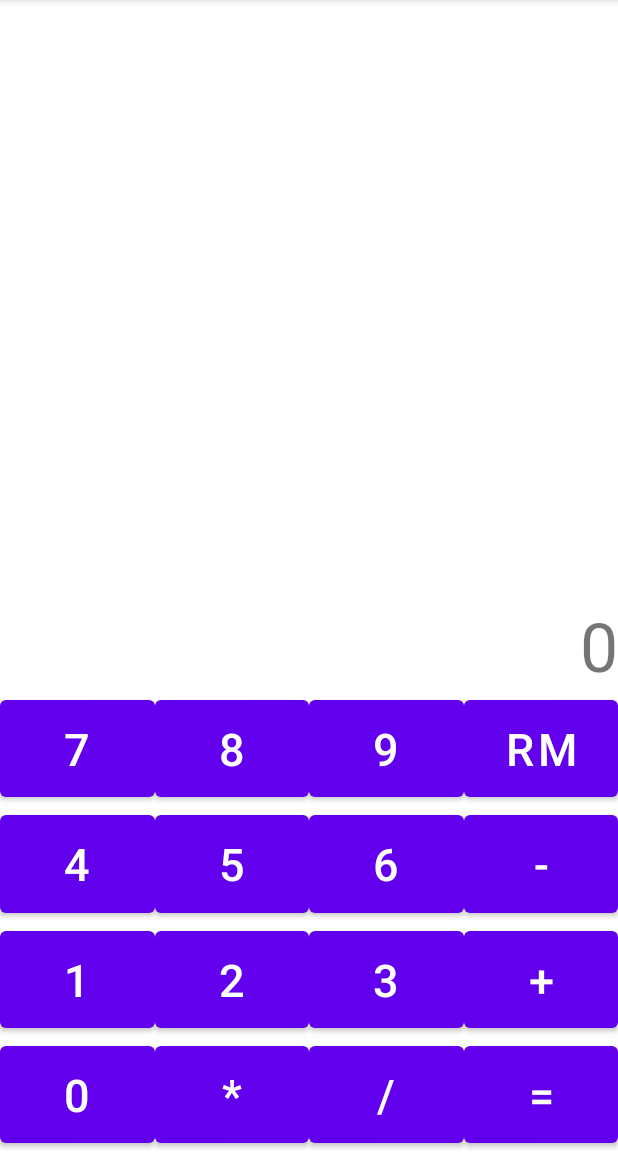
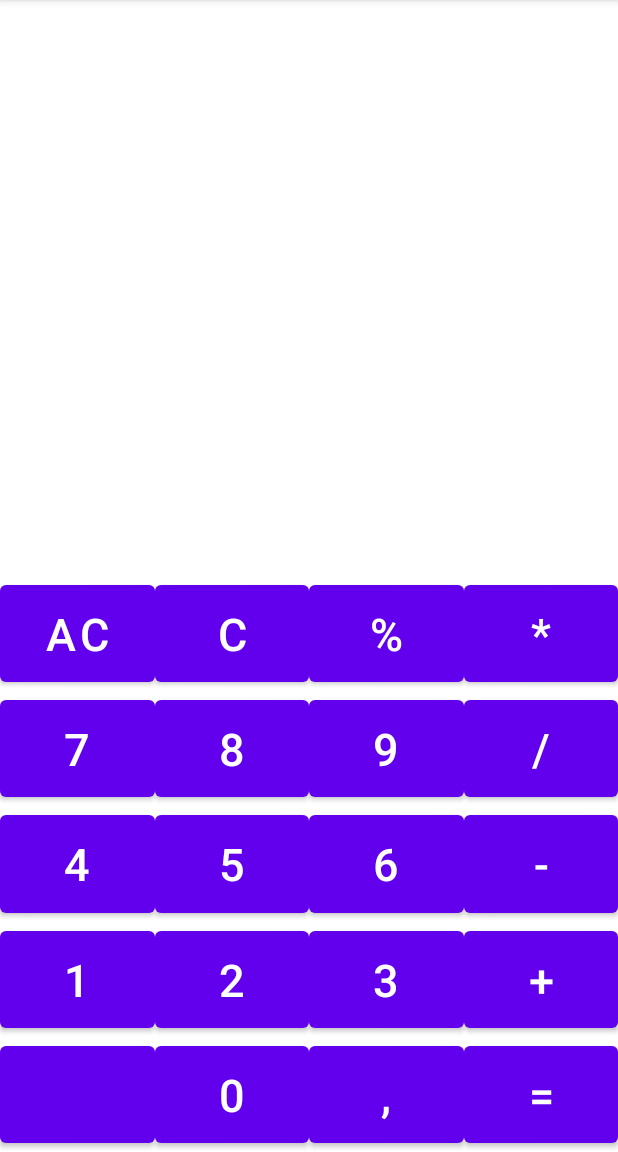
Before and after one commit to EvgenSen/learn-java, an Android app: the screen it shows after launch (MainActivity), on a phone screen of 412 x 824 dp, the part 84-1236 px from its top. Run offline under Robolectric (Android 15) with nearby library versions, the phone set to English and light mode, and no system bars.

Commit message:
calc: add new buttons, and top text banner, check 0 division, fix some bugs

```diff
--- a/calc/app/src/main/res/layout/activity_main.xml
+++ b/calc/app/src/main/res/layout/activity_main.xml
@@ -7,18 +7,85 @@
     android:layout_height="match_parent"
     tools:context=".MainActivity">
 
-    <!-- 5 line -->
+    <!-- 7 line -->
+
+    <TextView
+        android:id="@+id/topText"
+        android:layout_width="match_parent"
+        android:layout_height="wrap_content"
+        android:layout_marginTop="200dp"
+        android:text=""
+        android:textAlignment="textStart"
+        android:textSize="45sp"
+        app:layout_constraintLeft_toLeftOf="parent"
+        app:layout_constraintBottom_toTopOf="@+id/outputText" />
+
+    <!-- 6 line -->
 
     <TextView
         android:id="@+id/outputText"
         android:layout_width="match_parent"
         android:layout_height="wrap_content"
         android:layout_marginTop="200dp"
-        android:text="0"
+        android:text=""
         android:textAlignment="textEnd"
         android:textSize="45sp"
         app:layout_constraintLeft_toLeftOf="parent"
-        app:layout_constraintBottom_toTopOf="@+id/buttonActRM" />
+        app:layout_constraintBottom_toTopOf="@+id/buttonActCleanAll" />
+
+    <!-- 5 line -->
+
+    <Button
+        android:id="@+id/buttonActCleanAll"
+        android:layout_width="0dp"
+        app:layout_constraintWidth_default="percent"
+        app:layout_constraintWidth_percent="0.25"
+        android:layout_height="0dp"
+        app:layout_constraintHeight_default="percent"
+        app:layout_constraintHeight_percent="0.1"
+        android:text="AC"
+        android:textSize="30sp"
+        app:layout_constraintLeft_toLeftOf="parent"
+        app:layout_constraintBottom_toTopOf="@+id/buttonNum7" />
+
+    <Button
+        android:id="@+id/buttonActClean"
+        android:layout_width="0dp"
+        app:layout_constraintWidth_default="percent"
+        app:layout_constraintWidth_percent="0.25"
+        android:layout_height="0dp"
+        app:layout_constraintHeight_default="percent"
+        app:layout_constraintHeight_percent="0.1"
+        android:text="C"
+        android:textSize="30sp"
+        app:layout_constraintLeft_toRightOf="@+id/buttonActCleanAll"
+        app:layout_constraintBottom_toTopOf="@+id/buttonNum8" />
+
+    <Button
+        android:id="@+id/buttonActPercent"
+        android:layout_width="0dp"
+        app:layout_constraintWidth_default="percent"
+        app:layout_constraintWidth_percent="0.25"
+        android:layout_height="0dp"
+        app:layout_constraintHeight_default="percent"
+        app:layout_constraintHeight_percent="0.1"
+        android:text="%"
+        android:textSize="30sp"
+        app:layout_constraintLeft_toRightOf="@+id/buttonActClean"
+        app:layout_constraintBottom_toTopOf="@+id/buttonNum9" />
+
+    <Button
+        android:id="@+id/buttonActMulti"
+        android:layout_width="0dp"
+        app:layout_constraintWidth_default="percent"
+        app:layout_constraintWidth_percent="0.25"
+        android:layout_height="0dp"
+        app:layout_constraintHeight_default="percent"
+        app:layout_constraintHeight_percent="0.1"
+        android:text="*"
+        android:textSize="30sp"
+        app:layout_constraintLeft_toRightOf="@+id/buttonActPercent"
+        app:layout_constraintBottom_toTopOf="@+id/buttonActDiv" />
 
     <!-- 4 line -->
 
@@ -62,14 +129,14 @@
         app:layout_constraintBottom_toTopOf="@+id/buttonNum6" />
 
     <Button
-        android:id="@+id/buttonActRM"
+        android:id="@+id/buttonActDiv"
         android:layout_width="0dp"
         app:layout_constraintWidth_default="percent"
         app:layout_constraintWidth_percent="0.25"
         android:layout_height="0dp"
         app:layout_constraintHeight_default="percent"
         app:layout_constraintHeight_percent="0.1"
-        android:text="rm"
+        android:text="/"
         android:textSize="30sp"
         app:layout_constraintLeft_toRightOf="@+id/buttonNum9"
         app:layout_constraintBottom_toTopOf="@+id/buttonActMinus" />
@@ -154,7 +221,7 @@
         android:text="2"
         android:textSize="30sp"
         app:layout_constraintLeft_toRightOf="@+id/buttonNum1"
-        app:layout_constraintBottom_toTopOf="@+id/buttonActMulti" />
+        app:layout_constraintBottom_toTopOf="@+id/buttonNum0" />
 
     <Button
         android:id="@+id/buttonNum3"
@@ -167,7 +234,7 @@
         android:text="3"
         android:textSize="30sp"
         app:layout_constraintLeft_toRightOf="@+id/buttonNum2"
-        app:layout_constraintBottom_toTopOf="@+id/buttonActDiv" />
+        app:layout_constraintBottom_toTopOf="@+id/buttonActDot" />
 
     <Button
         android:id="@+id/buttonActPlus"
@@ -185,6 +252,19 @@
     <!-- 1 line -->
 
     <Button
+        android:id="@+id/buttonNoAct"
+        android:layout_width="0dp"
+        app:layout_constraintWidth_default="percent"
+        app:layout_constraintWidth_percent="0.25"
+        android:layout_height="0dp"
+        app:layout_constraintHeight_default="percent"
+        app:layout_constraintHeight_percent="0.1"
+        android:text=""
+        android:textSize="30sp"
+        app:layout_constraintLeft_toLeftOf="parent"
+        app:layout_constraintBottom_toBottomOf="parent" />
+
+    <Button
         android:id="@+id/buttonNum0"
         android:layout_width="0dp"
         app:layout_constraintWidth_default="percent"
@@ -194,33 +274,20 @@
         app:layout_constraintHeight_percent="0.1"
         android:text="0"
         android:textSize="30sp"
-        app:layout_constraintLeft_toLeftOf="parent"
+        app:layout_constraintLeft_toRightOf="@+id/buttonNoAct"
         app:layout_constraintBottom_toBottomOf="parent" />
 
     <Button
-        android:id="@+id/buttonActMulti"
+        android:id="@+id/buttonActDot"
         android:layout_width="0dp"
         app:layout_constraintWidth_default="percent"
         app:layout_constraintWidth_percent="0.25"
         android:layout_height="0dp"
         app:layout_constraintHeight_default="percent"
         app:layout_constraintHeight_percent="0.1"
-        android:text="*"
+        android:text=","
         android:textSize="30sp"
         app:layout_constraintLeft_toRightOf="@+id/buttonNum0"
-        app:layout_constraintBottom_toBottomOf="parent" />
-
-    <Button
-        android:id="@+id/buttonActDiv"
-        android:layout_width="0dp"
-        app:layout_constraintWidth_default="percent"
-        app:layout_constraintWidth_percent="0.25"
-        android:layout_height="0dp"
-        app:layout_constraintHeight_default="percent"
-        app:layout_constraintHeight_percent="0.1"
-        android:text="/"
-        android:textSize="30sp"
-        app:layout_constraintLeft_toRightOf="@+id/buttonActMulti"
         app:layout_constraintBottom_toBottomOf="parent" />
 
     <Button
@@ -233,7 +300,7 @@
         app:layout_constraintHeight_percent="0.1"
         android:text="="
         android:textSize="30sp"
-        app:layout_constraintLeft_toRightOf="@+id/buttonActDiv"
+        app:layout_constraintLeft_toRightOf="@+id/buttonActDot"
         app:layout_constraintBottom_toBottomOf="parent" />
 
 </androidx.constraintlayout.widget.ConstraintLayout>
```
Also changed, not shown: calc/app/src/main/java/com/example/calculator/MainActivity.java (+94 -14 lines).
